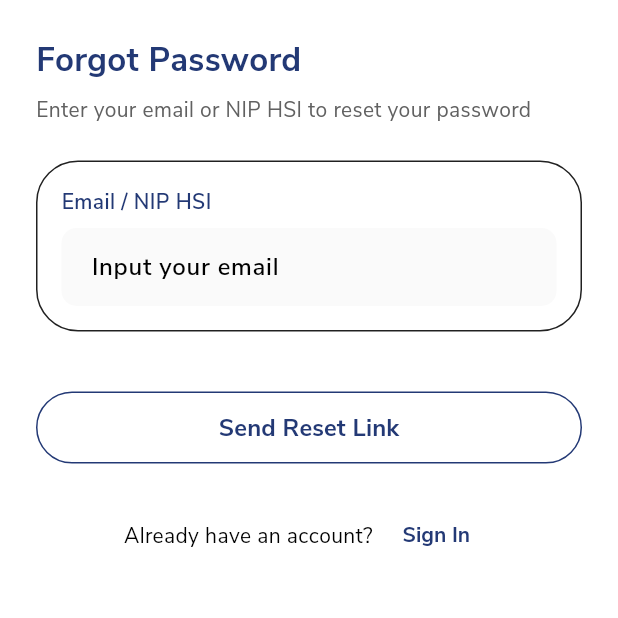
After one commit to ramadhannn19/pernikhsi-flutter-personal, a Flutter app: the screen it shows after launch, after a tap on "Forgot Password?", on a phone screen of 412 x 824 dp, the top half of it. The commit adds this screen. Run offline on Flutter 3.47's test engine with Material 3 defaults, Android fonts, the phone set to English and light mode, and no system bars; our stand-ins replace bloc_concurrency, dartz, dio, equatable, flutter_bloc, flutter_svg and 3 more; accounts and stored records are empty.

Commit message:
feat(auth): add forgot password with form, button, and footer navigation

```diff
--- a/lib/features/auth/module.dart
+++ b/lib/features/auth/module.dart
@@ -54,8 +54,14 @@ class AuthModule implements BaseModule {
         builder: (_) => const RegisterPage(),
         settings: settings,
       ),
+
       SignInPage.routeName: MaterialPageRoute(
         builder: (_) => const SignInPage(),
+        settings: settings,
+      ),
+
+      ForgotPasswordPage.routeName: MaterialPageRoute(
+        builder: (_) => const ForgotPasswordPage(),
         settings: settings,
       ),
     };
--- /dev/null
+++ b/lib/features/auth/presentation/pages/forgotpassword/page.dart
@@ -0,0 +1,61 @@
+import 'package:flutter/material.dart';
+import 'package:pernikhsi/core/core.dart';
+
+part 'sections/form_sections.dart';
+part 'sections/button_sections.dart';
+part 'sections/footer_sections.dart';
+
+class ForgotPasswordPage extends StatelessWidget {
+  static const routeName = '/forgot_password_page';
+
+  const ForgotPasswordPage({super.key});
+
+  @override
+  Widget build(BuildContext context) {
+    final formKey = GlobalKey<FormState>();
+
+    return Scaffold(
+      resizeToAvoidBottomInset: true,
+      body: SafeArea(
+        child: Padding(
+          padding: const EdgeInsets.symmetric(horizontal: 24),
+          child: ListView(
+            physics: const ClampingScrollPhysics(),
+            children: [
+              const SizedBox(height: 24),
+
+              Text(
+                "Forgot Password",
+                style: TextStyle(
+                  fontSize: 22,
+                  fontWeight: FontWeight.bold,
+                  color: context.theme.colorScheme.primary,
+                ),
+              ),
+              const SizedBox(height: 8),
+
+              Text(
+                "Enter your email or NIP HSI to reset your password",
+                style: TextStyle(color: AppColors.grey[700]),
+              ),
+              const SizedBox(height: 24),
+
+              _FormSection(formKey: formKey),
+              const SizedBox(height: 16),
+
+              _ButtonSection(
+                onSubmit: () {
+                  if (formKey.currentState!.validate()) {
+                    // nanti kirim event / API
+                  }
+                },
+              ),
+
+              _FooterSection(),
+            ],
+          ),
+        ),
+      ),
+    );
+  }
+}
--- /dev/null
+++ b/lib/features/auth/presentation/pages/forgotpassword/sections/button_sections.dart
@@ -0,0 +1,36 @@
+part of '../page.dart';
+
+class _ButtonSection extends StatelessWidget {
+  const _ButtonSection({this.onSubmit});
+
+  final VoidCallback? onSubmit;
+
+  @override
+  Widget build(BuildContext context) {
+    return Container(
+      margin: const EdgeInsets.symmetric(vertical: 24),
+      width: double.infinity,
+      height: 48,
+      child: FilledButton(
+        onPressed: onSubmit,
+        style: ButtonStyle(
+          side: WidgetStatePropertyAll(
+            BorderSide(color: context.theme.colorScheme.primary),
+          ),
+          backgroundColor: const WidgetStatePropertyAll(Colors.white),
+          shape: WidgetStatePropertyAll(
+            RoundedRectangleBorder(borderRadius: BorderRadius.circular(28)),
+          ),
+        ),
+        child: Text(
+          "Send Reset Link",
+          style: TextStyle(
+            color: context.theme.colorScheme.primary,
+            fontWeight: FontWeight.bold,
+            fontSize: 16,
+          ),
+        ),
+      ),
+    );
+  }
+}
--- /dev/null
+++ b/lib/features/auth/presentation/pages/forgotpassword/sections/footer_sections.dart
@@ -0,0 +1,29 @@
+part of '../page.dart';
+
+class _FooterSection extends StatelessWidget {
+  const _FooterSection();
+
+  @override
+  Widget build(BuildContext context) {
+    return Row(
+      mainAxisAlignment: MainAxisAlignment.center,
+      children: [
+        const Text(
+          "Already have an account? ",
+          style: TextStyle(fontSize: 14, color: Colors.black),
+        ),
+        TextButton(
+          onPressed: () => Navigator.pop(context),
+          child: Text(
+            "Sign In",
+            style: TextStyle(
+              fontSize: 14,
+              fontWeight: FontWeight.bold,
+              color: context.theme.primaryColor,
+            ),
+          ),
+        ),
+      ],
+    );
+  }
+}
--- /dev/null
+++ b/lib/features/auth/presentation/pages/forgotpassword/sections/form_sections.dart
@@ -0,0 +1,48 @@
+part of '../page.dart';
+
+class _FormSection extends StatelessWidget {
+  const _FormSection({required this.formKey});
+
+  final GlobalKey<FormState> formKey;
+
+  @override
+  Widget build(BuildContext context) {
+    return Form(
+      key: formKey,
+      child: Container(
+        decoration: BoxDecoration(
+          color: Colors.white,
+          borderRadius: BorderRadius.circular(28),
+          border: Border.all(color: AppColors.grey[900]!),
+        ),
+        padding: const EdgeInsets.all(16),
+        child: Column(
+          crossAxisAlignment: CrossAxisAlignment.start,
+          children: [
+            Text(
+              'Email / NIP HSI',
+              style: TextStyle(
+                color: context.theme.colorScheme.primary,
+                fontWeight: FontWeight.w600,
+              ),
+            ),
+            const SizedBox(height: 8),
+            TextFormField(
+              keyboardType: TextInputType.emailAddress,
+              decoration: const InputDecoration(
+                labelText: 'Input your email',
+                border: OutlineInputBorder(),
+              ),
+              validator: (value) {
+                if (value == null || value.isEmpty) {
+                  return 'Field cannot be empty';
+                }
+                return null;
+              },
+            ),
+          ],
+        ),
+      ),
+    );
+  }
+}
--- a/lib/features/auth/presentation/pages/pages.dart
+++ b/lib/features/auth/presentation/pages/pages.dart
@@ -1,2 +1,3 @@
 export 'register/page.dart';
 export 'signin/page.dart';
+export 'forgotpassword/page.dart';
--- a/lib/features/auth/presentation/pages/signin/page.dart
+++ b/lib/features/auth/presentation/pages/signin/page.dart
@@ -6,6 +6,7 @@ import 'package:pernikhsi/features/auth/auth.dart' show RegisterPage;
 import 'package:pernikhsi/features/auth/presentation/blocs/signin/blocs/signin_blocs.dart';
 import 'package:pernikhsi/features/auth/presentation/blocs/signin/blocs/signin_event.dart';
 import 'package:pernikhsi/features/auth/presentation/blocs/signin/blocs/signin_state.dart';
+import '../forgotpassword/page.dart' show ForgotPasswordPage;
 
 part 'sections/button_register_section.dart';
 part 'sections/button_section.dart';
--- a/lib/features/auth/presentation/pages/signin/sections/form_section.dart
+++ b/lib/features/auth/presentation/pages/signin/sections/form_section.dart
@@ -86,14 +86,23 @@ class _FormSectionState extends State<_FormSection> {
                           color: context.theme.colorScheme.primary,
                         ),
                       ),
+
                       Row(
                         mainAxisAlignment: MainAxisAlignment.end,
                         children: [
-                          Text(
-                            'Forgot Password?',
-                            style: TextStyle(
-                              color: context.theme.colorScheme.primary,
-                              fontWeight: FontWeight.bold,
+                          GestureDetector(
+                            onTap: () {
+                              Navigator.pushNamed(
+                                context,
+                                ForgotPasswordPage.routeName,
+                              );
+                            },
+                            child: Text(
+                              'Forgot Password?',
+                              style: TextStyle(
+                                color: context.theme.colorScheme.primary,
+                                fontWeight: FontWeight.bold,
+                              ),
                             ),
                           ),
                         ],
```
